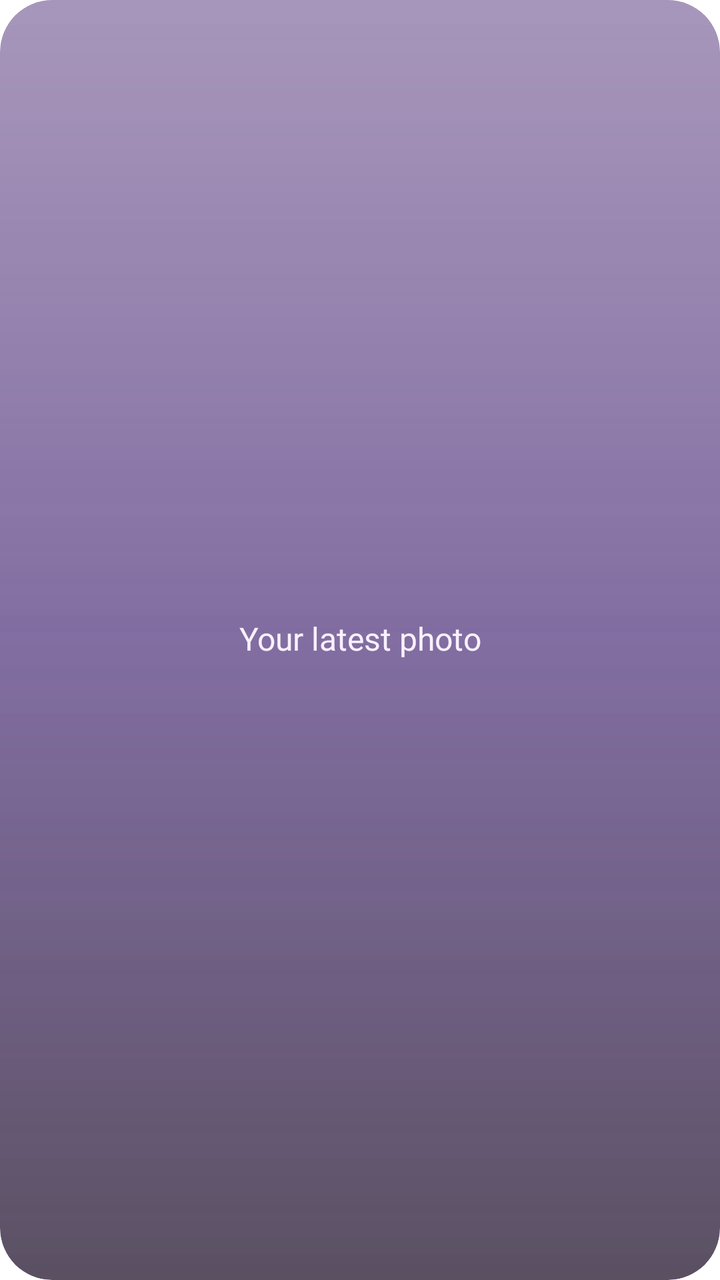
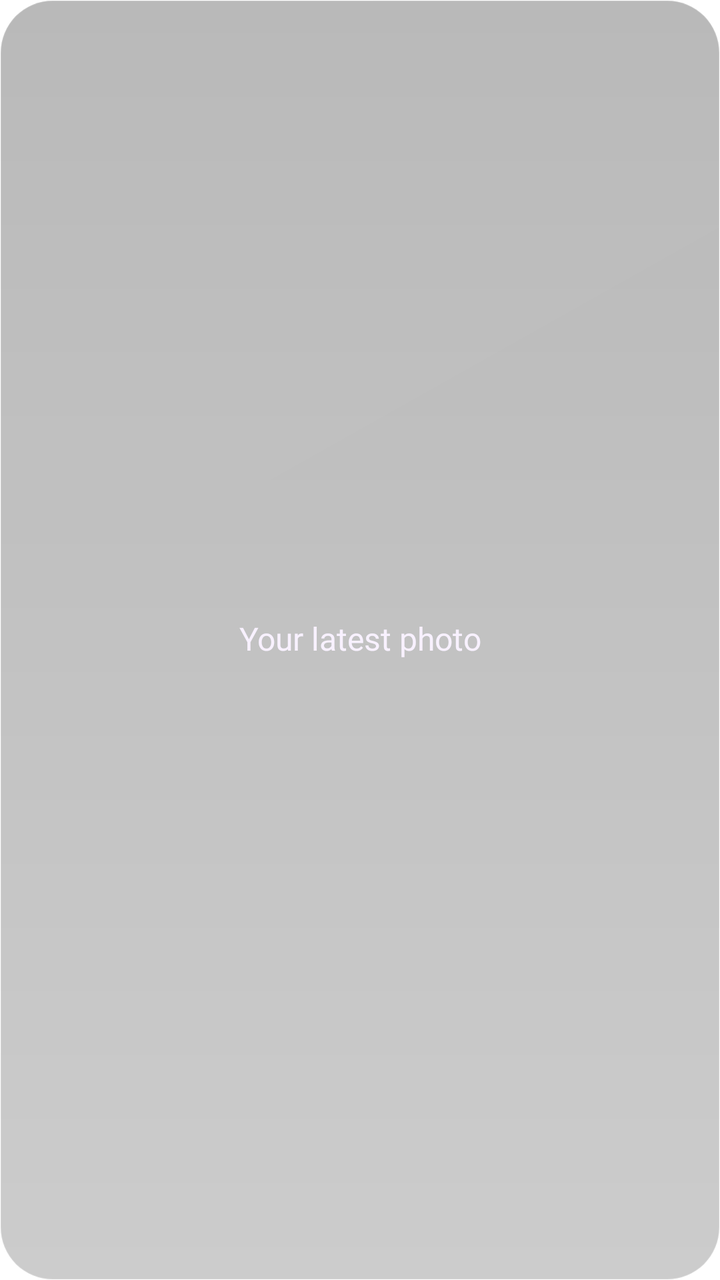

Compare the two renders of this Android layout. The source of the first and the diff that turns it into the second are given below.
<!-- AndroidManifest.xml: application theme Theme.Lumen -->
<!-- res/layout/widget_preview_photos.xml -->
<?xml version='1.0' encoding='utf-8'?>
<FrameLayout xmlns:android="http://schemas.android.com/apk/res/android" android:id="@+id/widget_root" android:layout_width="match_parent" android:layout_height="match_parent" android:padding="12dp" android:clipToOutline="true" android:background="@drawable/widget_glass_dark_balanced">
    <ImageView android:id="@+id/widget_canvas" android:layout_width="match_parent" android:layout_height="match_parent" android:scaleType="fitCenter" android:contentDescription="@null" android:visibility="gone" />
    <TextView android:id="@+id/widget_content" android:layout_width="match_parent" android:layout_height="match_parent" android:gravity="center" android:textColor="#F8F1FF" android:textSize="16sp" android:fontFamily="@font/outfit_medium" android:includeFontPadding="false" android:text="@string/widget_photo_fallback" />
    <TextView android:id="@+id/widget_content_action" android:layout_width="32dp" android:layout_height="32dp" android:layout_gravity="bottom|end" android:gravity="center" android:text="+" android:textSize="20sp" android:textColor="#E4C6FF" android:background="@drawable/widget_control" android:visibility="gone" android:includeFontPadding="false" />
</FrameLayout>
<!-- resources referenced by this layout -->
<resources>
  <!-- drawable widget_control (drawable) -->
  <?xml version="1.0" encoding="utf-8"?>
  <shape xmlns:android="http://schemas.android.com/apk/res/android">
      <corners android:radius="16dp" />
      <solid android:color="#28FFFFFF" />
  </shape>
  <!-- drawable widget_glass_dark_balanced (drawable) -->
  <?xml version="1.0" encoding="utf-8"?>
  <layer-list xmlns:android="http://schemas.android.com/apk/res/android">
      <item>
          <shape>
              <corners android:radius="26dp" />
              <gradient
                  android:angle="270"
                  android:startColor="#993B1568"
                  android:centerColor="#A62E1060"
                  android:endColor="#B314061F" />
          </shape>
      </item>
      <item>
          <shape>
              <corners android:radius="26dp" />
              <gradient
                  android:angle="270"
                  android:startColor="#40FFFFFF"
                  android:centerColor="#18E4C6FF"
                  android:endColor="#00FFFFFF" />
          </shape>
      </item>
  </layer-list>
  <string name="widget_photo_fallback">Your latest photo</string>
  <style name="Theme.Lumen" parent="android:Theme.Material.NoActionBar">
          <item name="android:windowShowWallpaper">true</item>
          <item name="android:windowBackground">@android:color/transparent</item>
          <item name="android:colorBackgroundCacheHint">@null</item>
          <item name="android:statusBarColor">@android:color/transparent</item>
          <item name="android:navigationBarColor">@android:color/transparent</item>
          <item name="android:windowDrawsSystemBarBackgrounds">true</item>
          <item name="android:windowLightStatusBar">false</item>
      </style>
</resources>

<!-- the commit's change to res/layout/widget_preview_photos.xml (unified diff, before → after) -->
@@ -2,5 +2,5 @@
 <FrameLayout xmlns:android="http://schemas.android.com/apk/res/android" android:id="@+id/widget_root" android:layout_width="match_parent" android:layout_height="match_parent" android:padding="12dp" android:clipToOutline="true" android:background="@drawable/widget_glass_dark_balanced">
     <ImageView android:id="@+id/widget_canvas" android:layout_width="match_parent" android:layout_height="match_parent" android:scaleType="fitCenter" android:contentDescription="@null" android:visibility="gone" />
     <TextView android:id="@+id/widget_content" android:layout_width="match_parent" android:layout_height="match_parent" android:gravity="center" android:textColor="#F8F1FF" android:textSize="16sp" android:fontFamily="@font/outfit_medium" android:includeFontPadding="false" android:text="@string/widget_photo_fallback" />
-    <TextView android:id="@+id/widget_content_action" android:layout_width="32dp" android:layout_height="32dp" android:layout_gravity="bottom|end" android:gravity="center" android:text="+" android:textSize="20sp" android:textColor="#E4C6FF" android:background="@drawable/widget_control" android:visibility="gone" android:includeFontPadding="false" />
+    <TextView android:id="@+id/widget_content_action" android:layout_width="32dp" android:layout_height="32dp" android:layout_gravity="bottom|end" android:gravity="center" android:text="+" android:textSize="20sp" android:textColor="#E4CB91" android:background="@drawable/widget_control" android:visibility="gone" android:includeFontPadding="false" />
 </FrameLayout>
<!-- resource entries referenced after the edit -->
@@ -2,33 +2,19 @@
 <resources>
   <!-- drawable widget_control (drawable) -->
   <?xml version="1.0" encoding="utf-8"?>
-  <shape xmlns:android="http://schemas.android.com/apk/res/android">
-      <corners android:radius="16dp" />
-      <solid android:color="#28FFFFFF" />
-  </shape>
+  <shape xmlns:android="http://schemas.android.com/apk/res/android"><solid android:color="#00000000" /></shape>
   <!-- drawable widget_glass_dark_balanced (drawable) -->
   <?xml version="1.0" encoding="utf-8"?>
   <layer-list xmlns:android="http://schemas.android.com/apk/res/android">
-      <item>
-          <shape>
-              <corners android:radius="26dp" />
-              <gradient
-                  android:angle="270"
-                  android:startColor="#993B1568"
-                  android:centerColor="#A62E1060"
-                  android:endColor="#B314061F" />
-          </shape>
-      </item>
-      <item>
-          <shape>
-              <corners android:radius="26dp" />
-              <gradient
-                  android:angle="270"
-                  android:startColor="#40FFFFFF"
-                  android:centerColor="#18E4C6FF"
-                  android:endColor="#00FFFFFF" />
-          </shape>
-      </item>
+    <item><shape>
+      <corners android:radius="26dp" />
+      <gradient android:angle="270" android:startColor="#47000000" android:endColor="#33000000" />
+      <stroke android:width="0.8dp" android:color="#33FFFFFF" />
+  </shape></item>
+    <item><shape>
+      <corners android:radius="26dp" />
+      <gradient android:angle="315" android:startColor="#04FFFFFF" android:endColor="#00FFFFFF" />
+    </shape></item>
   </layer-list>
   <string name="widget_photo_fallback">Your latest photo</string>
   <style name="Theme.Lumen" parent="android:Theme.Material.NoActionBar">
